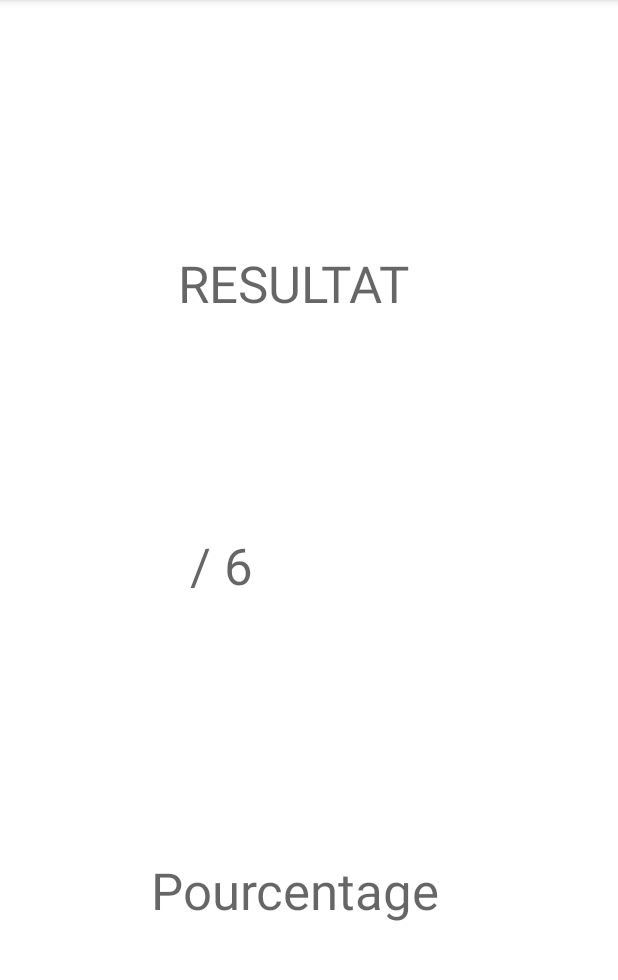
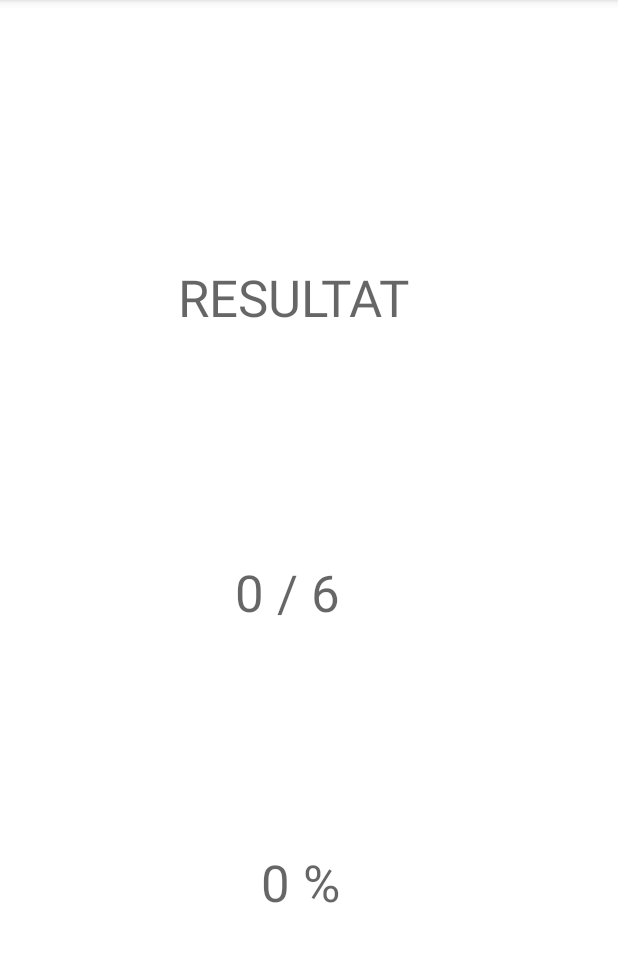
Before and after one commit to MJ-adax/Quizz_Drapeau_Du_Monde, an Android app: the StatsActivity screen opened directly, with no data from a screen before it, on a phone screen of 412 x 824 dp, the part 84-1064 px from its top. Run offline under Robolectric (Android 15) with nearby library versions, the phone set to English and light mode, and no system bars.

Commit message:
Ajout calcul des bonnes reponses et affichage dynamique dans le statActivity

```diff
--- a/app/src/main/java/com/madax/quizzdrapeaudumonde/MainActivity.java
+++ b/app/src/main/java/com/madax/quizzdrapeaudumonde/MainActivity.java
@@ -20,6 +20,8 @@ public class MainActivity extends AppCompatActivity {
     public Question currentQuestion;
     private ArrayList<Question> listQuestions;
     private int indexQuestion;
+    private int countGoodAnswers;
+
 
     @Override
     protected void onCreate(Bundle savedInstanceState) {
@@ -29,6 +31,7 @@ public class MainActivity extends AppCompatActivity {
         Intent srcIntent = getIntent();
         listQuestions = srcIntent.getParcelableArrayListExtra("listQuestions");
         indexQuestion = srcIntent.getIntExtra("indexQuestion", 0);
+        countGoodAnswers = srcIntent.getIntExtra("countGoodAnswers", 0);
 
         currentQuestion = (Question) listQuestions.get(indexQuestion);
 
@@ -62,6 +65,8 @@ public class MainActivity extends AppCompatActivity {
                         if (currentQuestion.getCorrectAnswer().equals(selectedRadioButton.getText())) {
                             resultTextView.setText("Bonne réponse !!!!!!");
                             goodAnswerTextView.setText("La bonne réponse est " + currentQuestion.getCorrectAnswer());
+                            countGoodAnswers = countGoodAnswers +1;
+                            Log.i("MainActivity", "Bonnes Reponses : " + countGoodAnswers);
                         } else {
                             resultTextView.setText("Tes nul bouuuuuuuuuuuh");
                             goodAnswerTextView.setText("La bonne réponse est " + currentQuestion.getCorrectAnswer());
@@ -77,12 +82,14 @@ public class MainActivity extends AppCompatActivity {
                     }
                     else if (validationButton.getText().equals("Resultats")) {
                         Intent intent = new Intent(MainActivity.this, StatsActivity.class);
+                        intent.putExtra("countGoodAnswers", countGoodAnswers);
                         startActivity(intent);
                     }
                     else {
                         Intent intent = new Intent(MainActivity.this, MainActivity.class);
                         intent.putExtra("listQuestions", listQuestions);
                         intent.putExtra("indexQuestion", indexQuestion+1);
+                        intent.putExtra("countGoodAnswers", countGoodAnswers);
                         startActivity(intent);
                     }
                 } catch (NullPointerException npe) {
--- a/app/src/main/java/com/madax/quizzdrapeaudumonde/StatsActivity.java
+++ b/app/src/main/java/com/madax/quizzdrapeaudumonde/StatsActivity.java
@@ -2,13 +2,26 @@ package com.madax.quizzdrapeaudumonde;
 
 import androidx.appcompat.app.AppCompatActivity;
 
+import android.content.Intent;
 import android.os.Bundle;
+import android.widget.TextView;
 
 public class StatsActivity extends AppCompatActivity {
+
+    private int countGoodAnswers;
 
     @Override
     protected void onCreate(Bundle savedInstanceState) {
         super.onCreate(savedInstanceState);
         setContentView(R.layout.activity_stats);
+
+        Intent srcIntent = getIntent();
+        countGoodAnswers = srcIntent.getIntExtra("countGoodAnswers", 0);
+
+        TextView scoreTextView = findViewById(R.id.scoreTextView);
+        scoreTextView.setText(countGoodAnswers + " / 6 ");
+
+        TextView percentTextView = findViewById(R.id.percentTextView);
+        percentTextView.setText((countGoodAnswers * 100)/6 + " %");
     }
 }
--- a/app/src/main/res/layout/activity_stats.xml
+++ b/app/src/main/res/layout/activity_stats.xml
@@ -21,8 +21,8 @@
 
     <TextView
         android:id="@+id/scoreTextView"
-        android:layout_width="159dp"
-        android:layout_height="83dp"
+        android:layout_width="100dp"
+        android:layout_height="50dp"
         android:text="/ 6"
         android:textAppearance="@style/TextAppearance.AppCompat.Display1"
         app:layout_constraintBottom_toTopOf="@+id/percentTextView"
@@ -34,9 +34,9 @@
 
     <TextView
         android:id="@+id/percentTextView"
-        android:layout_width="212dp"
-        android:layout_height="63dp"
-        android:text="Pourcentage"
+        android:layout_width="65dp"
+        android:layout_height="60dp"
+        android:text="0%"
         android:textAppearance="@style/TextAppearance.AppCompat.Display1"
         app:layout_constraintBottom_toBottomOf="parent"
         app:layout_constraintEnd_toEndOf="@+id/textView2"
```
